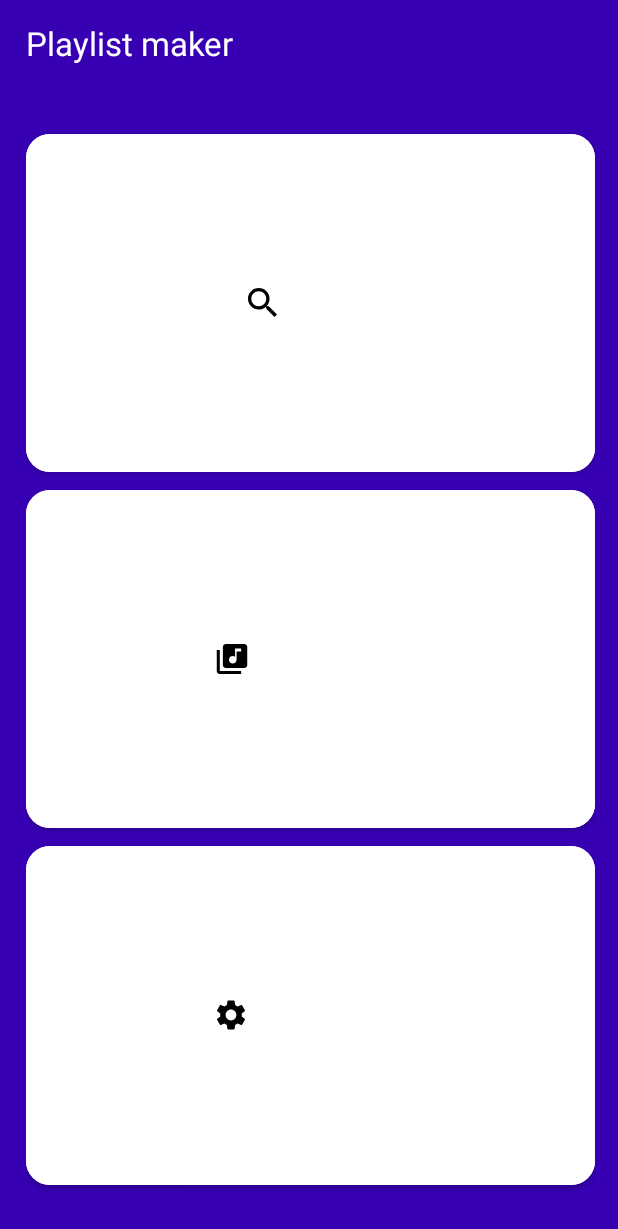
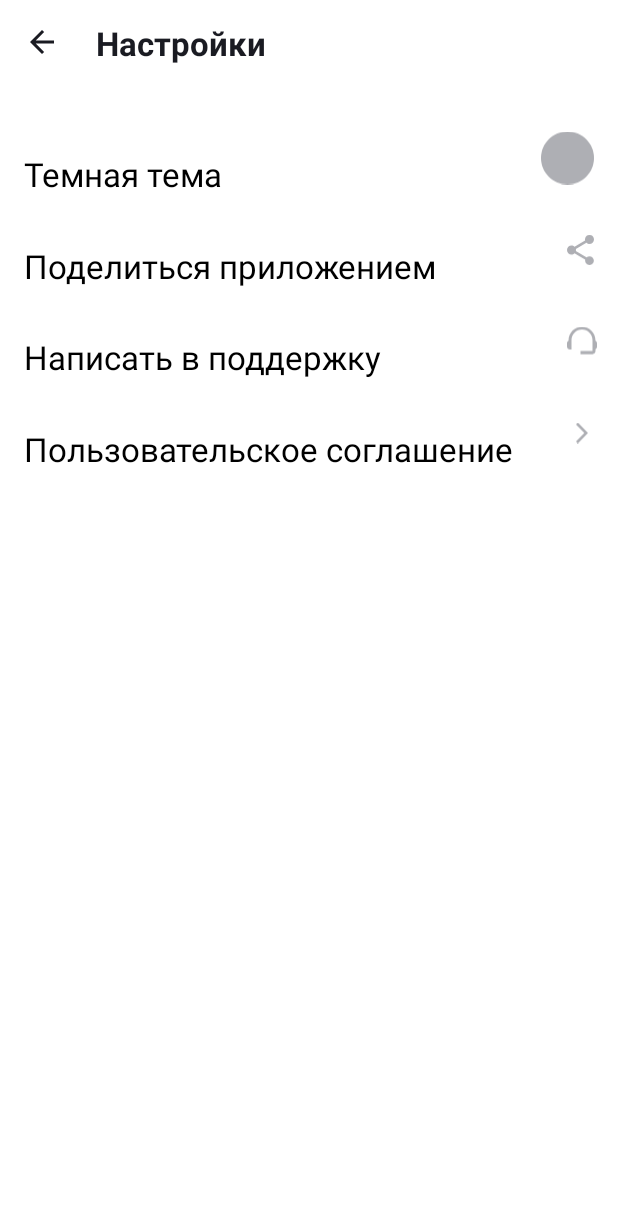
Before and after one commit to OlegQt/Yandex-Practicum_PlaylistMaker, an Android app: the screen it shows after launch (MainActivity), on a phone screen of 412 x 824 dp. Shown: the top 1229 px of the screen. Run offline under Robolectric (Android 15) with nearby library versions, the phone set to English and light mode, and no system bars.

Commit message:
Settings screen added

```diff
--- a/app/src/main/java/com/playlistmaker/MainActivity.kt
+++ b/app/src/main/java/com/playlistmaker/MainActivity.kt
@@ -6,6 +6,7 @@ import android.os.Bundle
 class MainActivity : AppCompatActivity() {
     override fun onCreate(savedInstanceState: Bundle?) {
         super.onCreate(savedInstanceState)
-        setContentView(R.layout.activity_main)
+        //setContentView(R.layout.activity_main)
+        setContentView(R.layout.activity_settings)
     }
 }
--- /dev/null
+++ b/app/src/main/res/drawable/agreement.xml
@@ -0,0 +1,9 @@
+<vector xmlns:android="http://schemas.android.com/apk/res/android"
+    android:width="8dp"
+    android:height="14dp"
+    android:viewportWidth="8"
+    android:viewportHeight="14">
+  <path
+      android:pathData="M0,12.748L1.213,14L8,7L1.213,0L0,1.252L5.573,7L0,12.748Z"
+      android:fillColor="#AEAFB4"/>
+</vector>
--- /dev/null
+++ b/app/src/main/res/drawable/arrowback.xml
@@ -0,0 +1,9 @@
+<vector xmlns:android="http://schemas.android.com/apk/res/android"
+    android:width="16dp"
+    android:height="16dp"
+    android:viewportWidth="16"
+    android:viewportHeight="16">
+  <path
+      android:pathData="M16,7H3.83L9.42,1.41L8,0L0,8L8,16L9.41,14.59L3.83,9H16V7Z"
+      android:fillColor="#1A1B22"/>
+</vector>
--- /dev/null
+++ b/app/src/main/res/drawable/brain.xml
@@ -0,0 +1,9 @@
+<vector xmlns:android="http://schemas.android.com/apk/res/android"
+    android:width="20dp"
+    android:height="19dp"
+    android:viewportWidth="20"
+    android:viewportHeight="19">
+  <path
+      android:pathData="M19,9.32C19,3.83 14.74,0.1 10,0.1C5.31,0.1 1,3.75 1,9.38C0.4,9.72 0,10.36 0,11.1V13.1C0,14.2 0.9,15.1 2,15.1H3V9C3,5.13 6.13,2 10,2C13.87,2 17,5.13 17,9V16.1H9V18.1H17C18.1,18.1 19,17.2 19,16.1V14.88C19.59,14.57 20,13.96 20,13.24V10.94C20,10.24 19.59,9.63 19,9.32Z"
+      android:fillColor="#AEAFB4"/>
+</vector>
--- /dev/null
+++ b/app/src/main/res/drawable/knob.xml
@@ -0,0 +1,10 @@
+<vector xmlns:android="http://schemas.android.com/apk/res/android"
+    android:width="18dp"
+    android:height="18dp"
+    android:viewportWidth="18"
+    android:viewportHeight="18">
+  <path
+      android:pathData="M9,18C13.971,18 18,13.971 18,9C18,4.029 13.971,0 9,0C4.029,0 0,4.029 0,9C0,13.971 4.029,18 9,18Z"
+      android:fillColor="#AEAFB4"
+      android:fillType="evenOdd"/>
+</vector>
--- /dev/null
+++ b/app/src/main/res/drawable/share.xml
@@ -0,0 +1,9 @@
+<vector xmlns:android="http://schemas.android.com/apk/res/android"
+    android:width="16dp"
+    android:height="18dp"
+    android:viewportWidth="16"
+    android:viewportHeight="18">
+  <path
+      android:pathData="M13.333,12.723C12.658,12.723 12.053,12.994 11.591,13.419L5.253,9.669C5.298,9.461 5.333,9.253 5.333,9.036C5.333,8.819 5.298,8.611 5.253,8.404L11.52,4.69C12,5.142 12.631,5.422 13.333,5.422C14.809,5.422 16,4.211 16,2.711C16,1.211 14.809,0 13.333,0C11.858,0 10.667,1.211 10.667,2.711C10.667,2.928 10.702,3.136 10.747,3.343L4.48,7.057C4,6.605 3.369,6.325 2.667,6.325C1.191,6.325 0,7.536 0,9.036C0,10.536 1.191,11.747 2.667,11.747C3.369,11.747 4,11.467 4.48,11.015L10.809,14.774C10.764,14.964 10.738,15.163 10.738,15.361C10.738,16.816 11.902,18 13.333,18C14.764,18 15.929,16.816 15.929,15.361C15.929,13.907 14.764,12.723 13.333,12.723Z"
+      android:fillColor="#AEAFB4"/>
+</vector>
--- a/app/src/main/res/layout/activity_main.xml
+++ b/app/src/main/res/layout/activity_main.xml
@@ -15,12 +15,12 @@
         android:layout_width="wrap_content"
         android:layout_height="wrap_content"
         android:text="@string/app_name"
-        android:textSize="22sp"
+        android:textSize="@dimen/text_size_high"
         android:textColor="@color/white"
 
         />
 
-    <Button
+    <com.google.android.material.button.MaterialButton
         android:layout_width="match_parent"
         android:layout_height="0dp"
         android:layout_marginTop="40dp"
@@ -28,11 +28,13 @@
         android:text="@string/search"
         android:layout_marginBottom="0dp"
         android:backgroundTint="@color/white"
-        app:cornerRadius="16dp"
+        app:cornerRadius="@dimen/button_corner_radius"
         app:icon="@drawable/ic_vector"
         app:iconGravity="textStart"
         app:iconTint="@color/black"
         app:iconPadding="10dp"
+
+
 
         />
     <!--@dimen/icon_padding-->
@@ -44,7 +46,7 @@
         android:text="@string/media_library"
         android:layout_marginBottom="0dp"
         android:backgroundTint="@color/white"
-        app:cornerRadius="16dp"
+        app:cornerRadius="@dimen/button_corner_radius"
         app:icon="@drawable/ic_media"
         app:iconGravity="textStart"
         app:iconTint="@color/black"
@@ -58,7 +60,7 @@
         android:text="@string/options"
         android:layout_marginBottom="16dp"
         android:backgroundTint="@color/white"
-        app:cornerRadius="16dp"
+        app:cornerRadius="@dimen/button_corner_radius"
         app:icon="@drawable/ic_options"
         app:iconGravity="textStart"
         app:iconTint="@color/black"
--- a/app/src/main/res/layout/activity_settings.xml
+++ b/app/src/main/res/layout/activity_settings.xml
@@ -1,7 +1,119 @@
 <?xml version="1.0" encoding="utf-8"?>
-<androidx.constraintlayout.widget.ConstraintLayout
-    xmlns:android="http://schemas.android.com/apk/res/android"
+<FrameLayout xmlns:android="http://schemas.android.com/apk/res/android"
+    xmlns:app="http://schemas.android.com/apk/res-auto"
+    android:layout_height="match_parent"
     android:layout_width="match_parent"
-    android:layout_height="match_parent">
+    android:background="@color/white">
 
-</androidx.constraintlayout.widget.ConstraintLayout>
+    <FrameLayout
+        android:layout_width="match_parent"
+        android:layout_height="match_parent">
+        <ImageView
+            android:layout_width="wrap_content"
+            android:layout_height="wrap_content"
+            android:src="@drawable/arrowback"
+            android:layout_marginTop="20dp"
+            android:layout_marginStart="20dp"/>
+        <TextView
+            android:layout_width="wrap_content"
+            android:layout_height="wrap_content"
+            android:layout_marginTop="14dp"
+            android:layout_marginStart="64dp"
+            android:text="@string/options"
+            android:textColor="#1A1B22"
+            android:textSize="22sp"
+            android:textStyle="bold" />
+    </FrameLayout>
+
+    <FrameLayout
+        android:layout_width="match_parent"
+        android:layout_height="wrap_content">
+        <TextView
+            android:layout_width="match_parent"
+            android:layout_height="wrap_content"
+            android:text="@string/night_theme"
+            android:textColor="@color/black"
+            android:textSize="@dimen/text_size_high"
+            android:paddingStart="@dimen/start_txt_pad"
+            android:paddingTop="@dimen/top_txt_pad"
+            android:paddingBottom="0dp"
+            android:layout_marginTop="80dp"
+            />
+
+        <ImageView
+            android:layout_width="35dp"
+            android:layout_height="match_parent"
+            android:src="@drawable/knob"
+            android:layout_gravity="end"
+            android:layout_marginEnd="16dp"
+            android:layout_marginTop="80dp"/>
+    </FrameLayout>
+
+
+    <FrameLayout
+        android:layout_width="match_parent"
+        android:layout_height="wrap_content">
+        <TextView
+            android:layout_width="match_parent"
+            android:layout_height="wrap_content"
+            android:text="@string/share_app"
+            android:textColor="@color/black"
+            android:textSize="@dimen/text_size_high"
+            android:paddingStart="@dimen/start_txt_pad"
+            android:paddingTop="@dimen/top_txt_pad"
+            android:paddingBottom="0dp"
+            android:layout_marginTop="141dp" />
+        <ImageView
+            android:layout_width="18dp"
+            android:layout_height="match_parent"
+            android:src="@drawable/share"
+            android:layout_gravity="end"
+            android:layout_marginEnd="16dp"
+            android:layout_marginTop="141dp"/>
+    </FrameLayout>
+
+    <FrameLayout
+        android:layout_width="match_parent"
+        android:layout_height="wrap_content">
+        <TextView
+            android:layout_width="match_parent"
+            android:layout_height="wrap_content"
+            android:text="@string/support_ask"
+            android:textColor="@color/black"
+            android:textSize="@dimen/text_size_high"
+            android:paddingStart="@dimen/start_txt_pad"
+            android:paddingTop="@dimen/top_txt_pad"
+            android:paddingBottom="0dp"
+            android:layout_marginTop="202dp" />
+        <ImageView
+            android:layout_width="20dp"
+            android:layout_height="match_parent"
+            android:src="@drawable/brain"
+            android:layout_gravity="end"
+            android:layout_marginEnd="14dp"
+            android:layout_marginTop="202dp"/>
+    </FrameLayout>
+
+    <FrameLayout
+        android:layout_width="match_parent"
+        android:layout_height="wrap_content">
+        <TextView
+            android:layout_width="match_parent"
+            android:layout_height="wrap_content"
+            android:text="@string/user_agreement"
+            android:textColor="@color/black"
+            android:textSize="@dimen/text_size_high"
+            android:paddingLeft="@dimen/start_txt_pad"
+            android:paddingTop="@dimen/top_txt_pad"
+            android:paddingBottom="0dp"
+            android:layout_marginTop="263dp" />
+        <ImageView
+            android:layout_width="8dp"
+            android:layout_height="match_parent"
+            android:src="@drawable/agreement"
+            android:layout_gravity="end"
+            android:layout_marginEnd="20dp"
+            android:layout_marginTop="263dp"/>
+    </FrameLayout>
+
+</FrameLayout>
--- /dev/null
+++ b/app/src/main/res/values/dimens.xml
@@ -0,0 +1,10 @@
+<?xml version="1.0" encoding="utf-8"?>
+<resources>
+    <dimen name="left_padding">17dp</dimen>
+    <dimen name="button_corner_radius">16dp</dimen>
+    <dimen name="text_size_high">22sp</dimen>
+    <dimen name="start_txt_pad">16dp</dimen>
+    <dimen name="top_txt_pad">21dp</dimen>
+
+
+</resources>
--- a/app/src/main/res/values/strings.xml
+++ b/app/src/main/res/values/strings.xml
@@ -3,4 +3,9 @@
     <string name="search">Поиск</string>
     <string name="options">Настройки</string>
     <string name="media_library">Медиатека</string>
+    <string name="night_theme">Темная тема</string>
+    <string name="share_app">Поделиться приложением</string>
+    <string name="support_ask">Написать в поддержку</string>
+    <string name="user_agreement">Пользовательское соглашение</string>
+
 </resources>
```
